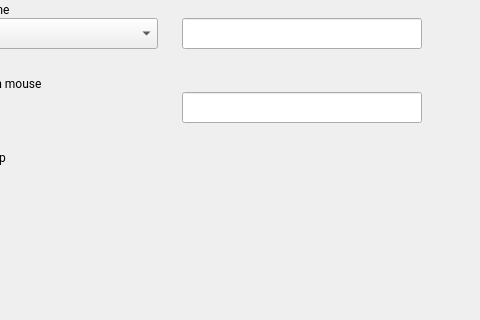
aosp-mirror/platform_external_qemu, file android/skin/qt/extended-pages/settings-page.ui: the form before one commit; both pictures show x 142 to 622 and y 0 to 320 of the 622 by 580 pixel window.
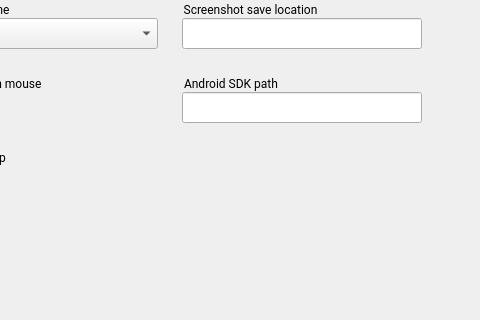
The form after the commit. Icons and pictures are not drawn.

Commit message:
ui: Undelete the labels on the two Settings paths
Get back "Screen shot save location" and "Android SDK path".

```diff
--- a/android/skin/qt/extended-pages/settings-page.ui
+++ b/android/skin/qt/extended-pages/settings-page.ui
@@ -260,6 +260,54 @@
     <string>Title</string>
    </property>
   </widget>
+  <widget class="QGroupBox" name="saveLocationTitle">
+   <property name="geometry">
+    <rect>
+     <x>324</x>
+     <y>0</y>
+     <width>301</width>
+     <height>21</height>
+    </rect>
+   </property>
+   <property name="font">
+    <font>
+     <family>Roboto</family>
+    </font>
+   </property>
+   <property name="styleSheet">
+    <string notr="true">border: 0px;</string>
+   </property>
+   <property name="title">
+    <string>Screenshot save location</string>
+   </property>
+   <property name="ColorGroup" stdset="0">
+    <string>Title</string>
+   </property>
+  </widget>
+  <widget class="QGroupBox" name="sdkPathTitle">
+   <property name="geometry">
+    <rect>
+     <x>324</x>
+     <y>74</y>
+     <width>211</width>
+     <height>21</height>
+    </rect>
+   </property>
+   <property name="font">
+    <font>
+     <family>Roboto</family>
+    </font>
+   </property>
+   <property name="styleSheet">
+    <string notr="true">border: 0px;</string>
+   </property>
+   <property name="title">
+    <string>Android SDK path</string>
+   </property>
+   <property name="ColorGroup" stdset="0">
+    <string>Title</string>
+   </property>
+  </widget>
  </widget>
  <resources>
   <include location="../resources.qrc"/>
```
